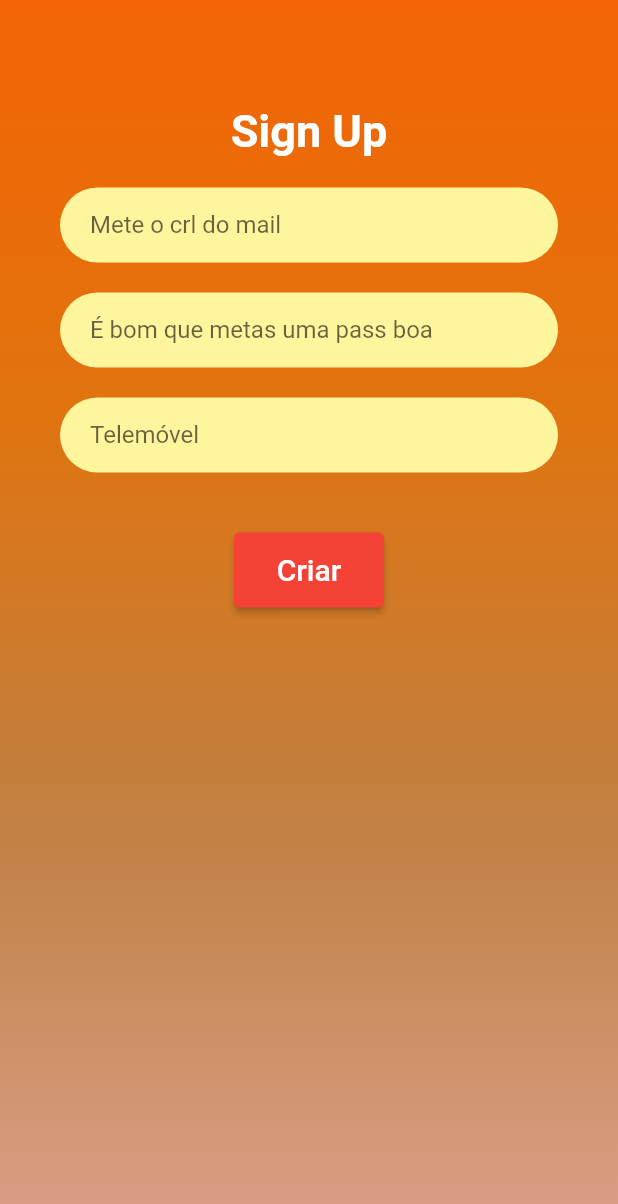
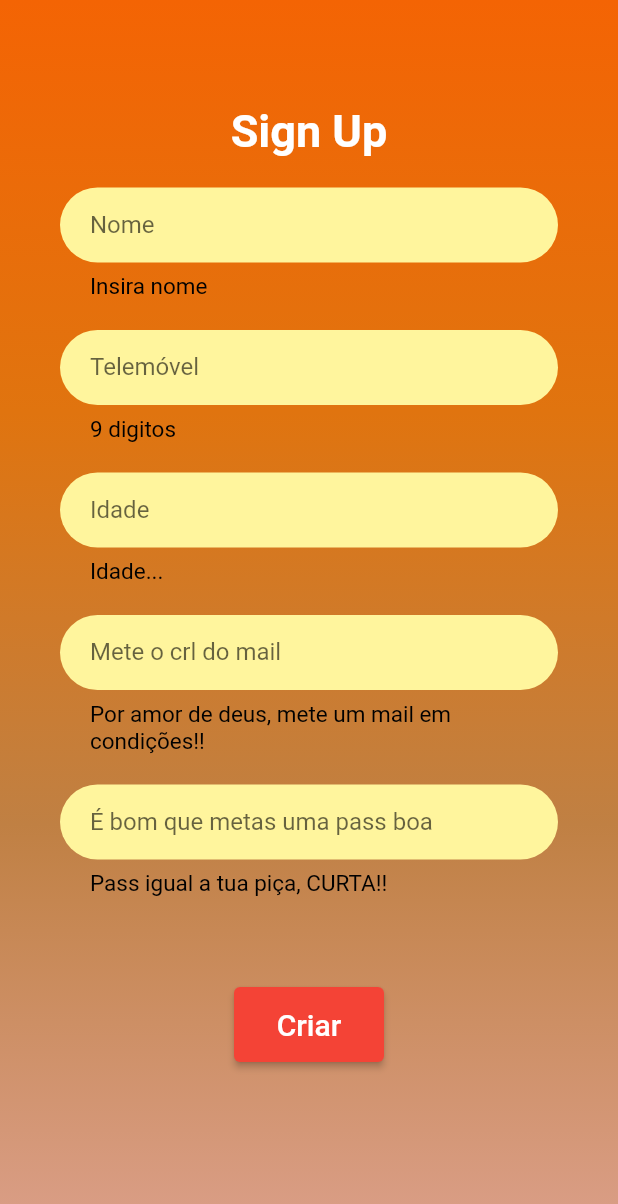
Before and after one commit to leosmaia21/workoutX, a Flutter app: the RegisterScreen screen opened directly, after a tap on "Criar", on a phone screen of 412 x 824 dp. Shown: the top 1204 px of the screen. Run offline on Flutter 3.47's test engine with Material 2 defaults, Android fonts, the phone set to English and light mode, and no system bars; our stand-ins replace cloud_firestore, email_validator, firebase_auth, firebase_core, fluttertoast; accounts and stored records are empty; network calls fail; Roboto replaces fonts that are missing (OpenSans).

```diff
--- a/lib/screen/registerscreen.dart
+++ b/lib/screen/registerscreen.dart
@@ -1,7 +1,11 @@
+// ignore_for_file: prefer_const_constructors
+
 import 'package:email_validator/email_validator.dart';
 import 'package:flutter/material.dart';
+import 'package:flutter/services.dart';
 import 'package:provider/src/provider.dart';
 import 'package:workout/services/authservice.dart';
+
 //import 'package:cloud_firestore/cloud_firestore.dart';
 class RegisterScreen extends StatefulWidget {
   const RegisterScreen({Key? key}) : super(key: key);
@@ -13,12 +17,14 @@ class RegisterScreen extends StatefulWidget {
 class _RegisterScreenState extends State<RegisterScreen> {
   final formKey = GlobalKey<FormState>();
 
-  final _emailController = TextEditingController();
-  final _passwordController = TextEditingController();
+  final _nameController = TextEditingController();
+  final _ageController = TextEditingController();
 
   String? email;
   String? password;
   String? phone;
+  String? age;
+  String? name;
 
   Widget _email() {
     return Stack(
@@ -75,7 +81,7 @@ class _RegisterScreenState extends State<RegisterScreen> {
 
           onSaved: (val) => password = val,
 
-          obscureText: false,
+          obscureText: true,
           keyboardType: TextInputType.name,
           //controller: _controllerUsername,
           autocorrect: false,
@@ -113,7 +119,10 @@ class _RegisterScreenState extends State<RegisterScreen> {
           onSaved: (val) => phone = val,
 
           obscureText: false,
-          keyboardType: TextInputType.phone,
+          inputFormatters: <TextInputFormatter>[
+            FilteringTextInputFormatter.allow(RegExp(r'[0-9]')),
+          ],
+          keyboardType: TextInputType.number,
           //controller: _controllerUsername,
           autocorrect: false,
           decoration: const InputDecoration(
@@ -133,6 +142,84 @@ class _RegisterScreenState extends State<RegisterScreen> {
       ],
     );
   }
+
+  Widget _name() {
+    return Stack(
+      children: [
+        Container(
+          height: 50,
+          decoration: BoxDecoration(
+            color: Colors.yellow[200],
+            borderRadius: BorderRadius.circular(30),
+          ),
+        ),
+        TextFormField(
+          validator: (value) => value!.isEmpty ? "Insira nome" : null,
+
+          onSaved: (val) => name = val,
+          //controller: _nameController,
+          obscureText: false,
+          keyboardType: TextInputType.name,
+          //controller: _controllerUsername,
+          autocorrect: false,
+          decoration: const InputDecoration(
+            errorStyle: TextStyle(
+              fontSize: 15,
+              color: Colors.black,
+            ),
+            errorMaxLines: 2,
+            hintText: 'Nome',
+            border: InputBorder.none,
+            focusedBorder: OutlineInputBorder(
+                borderRadius: BorderRadius.all(Radius.circular(30.0)),
+                borderSide: BorderSide(color: Colors.blue)),
+            contentPadding: EdgeInsets.symmetric(vertical: 15, horizontal: 20),
+          ),
+        ),
+      ],
+    );
+  }
+
+  Widget _age() {
+    return Stack(
+      children: [
+        Container(
+          height: 50,
+          decoration: BoxDecoration(
+            color: Colors.yellow[200],
+            borderRadius: BorderRadius.circular(30),
+          ),
+        ),
+        TextFormField(
+          validator: (value) => value!.isEmpty ? "Idade...":null,
+
+          onSaved: (val) => age = val,
+          //controller: _ageController,
+          obscureText: false,
+          inputFormatters: <TextInputFormatter>[
+            FilteringTextInputFormatter.allow(RegExp(r'[0-9]')),
+          ],
+          keyboardType: TextInputType.number,
+          //controller: _controllerUsername,
+          autocorrect: false,
+          decoration: const InputDecoration(
+            errorStyle: TextStyle(
+              fontSize: 15,
+              color: Colors.black,
+            ),
+            errorMaxLines: 2,
+            hintText: 'Idade',
+            border: InputBorder.none,
+            focusedBorder: OutlineInputBorder(
+                borderRadius: BorderRadius.all(Radius.circular(30.0)),
+                borderSide: BorderSide(color: Colors.blue)),
+            contentPadding: EdgeInsets.symmetric(vertical: 15, horizontal: 20),
+          ),
+        ),
+      ],
+    );
+  }
+
   //CollectionReference users = FirebaseFirestore.instance.collection('users');
   Widget _buttonLogin(BuildContext context1) {
     return Container(
@@ -154,9 +241,9 @@ class _RegisterScreenState extends State<RegisterScreen> {
         style: ButtonStyle(
           backgroundColor: MaterialStateProperty.all<Color>(Colors.red),
         ),
-        onPressed: ()  {
-           //users.add({'name':'Leoanrdo','Funciona':'sim'}).then((value) => print('user ADDED'));
-          //submit();
+        onPressed: () {
+          //users.add({'name':'Leoanrdo','Funciona':'sim'}).then((value) => print('user ADDED'));
+          submit();
         },
         child: const Text(
           "Criar",
@@ -172,7 +259,7 @@ class _RegisterScreenState extends State<RegisterScreen> {
     final form = formKey.currentState!;
     form.save();
     if (form.validate()) {
-      context.read<AuthService>().signUp(email!, password!);
+      context.read<AuthService>().signUp(email: email!,password: password!,name: name!,age: age!,phone: phone!);
     }
   }
 
@@ -221,11 +308,17 @@ class _RegisterScreenState extends State<RegisterScreen> {
                   ),
                 ),
                 //SizedBox(height: 60.0),
+                _name(),
+                SizedBox(height: 20.0),
+                _phone(),
+                SizedBox(height: 20.0),
+                _age(),
+                SizedBox(height: 20.0),
                 _email(),
                 SizedBox(height: 20.0),
                 _password(),
                 SizedBox(height: 20),
-                _phone(),
+
                 _buttonLogin(context),
               ],
             ),
```
Also changed, not shown: lib/databasemanager/databasemanager.dart (added, +22 -0 lines), lib/screen/loginscreen.dart (+4 -4 lines), lib/services/authservice.dart (+5 -3 lines).
